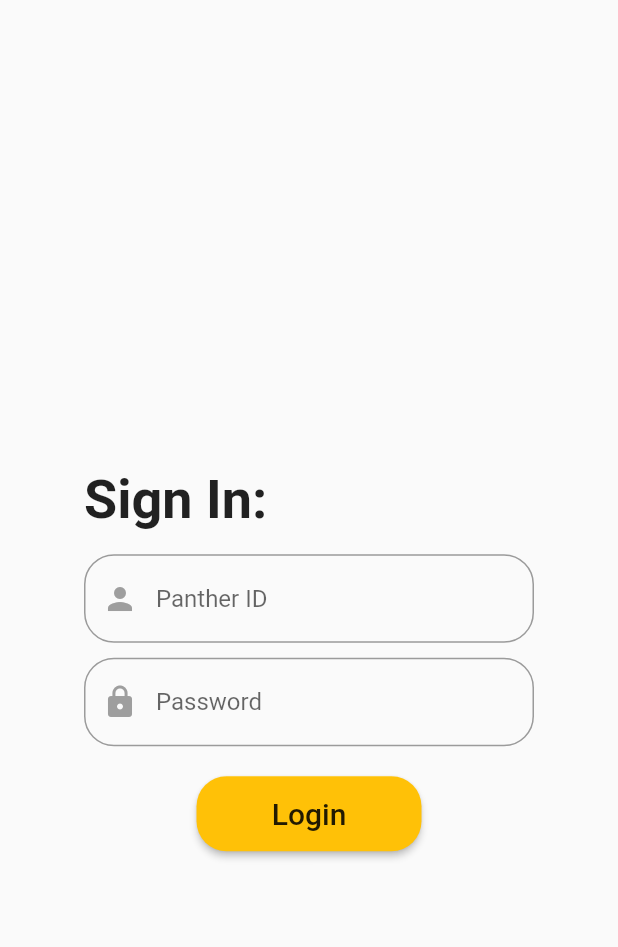
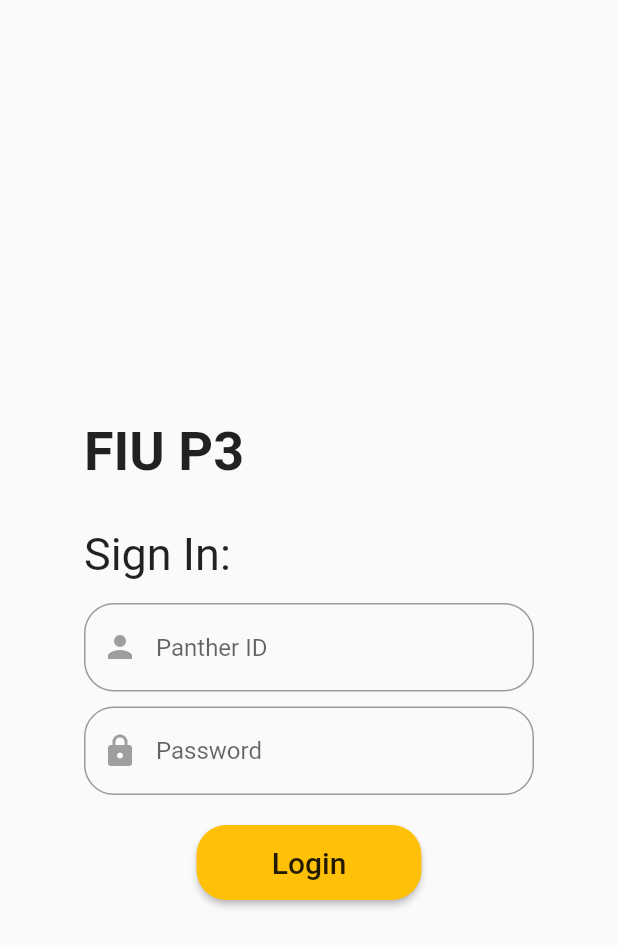
Before and after one commit to SparkDevTeams/MobileDev-Spring21, a Flutter app: the screen it shows after launch, on a phone screen of 412 x 824 dp. Shown: the top 947 px of the screen. Run offline on Flutter 3.47's test engine with Material 2 defaults, Android fonts, the phone set to English and light mode, and no system bars.

Commit message:
Updated Login

```diff
--- a/p3_MAIN/lib/loginScreen.dart
+++ b/p3_MAIN/lib/loginScreen.dart
@@ -17,8 +17,15 @@ class LoginScreen extends StatelessWidget {
               crossAxisAlignment: CrossAxisAlignment.start,
               children: [
                 Text(
+                  "FIU P3",
+                  style: TextStyle(fontSize: 36, fontWeight: FontWeight.bold),
+                ),
+                SizedBox(
+                  height: 30,
+                ),
+                Text(
                   "Sign In:",
-                  style: TextStyle(fontSize: 36, fontWeight: FontWeight.bold),
+                  style: TextStyle(fontSize: 30, fontWeight: FontWeight.normal),
                 ),
                 SizedBox(
                   height: 15,
```
